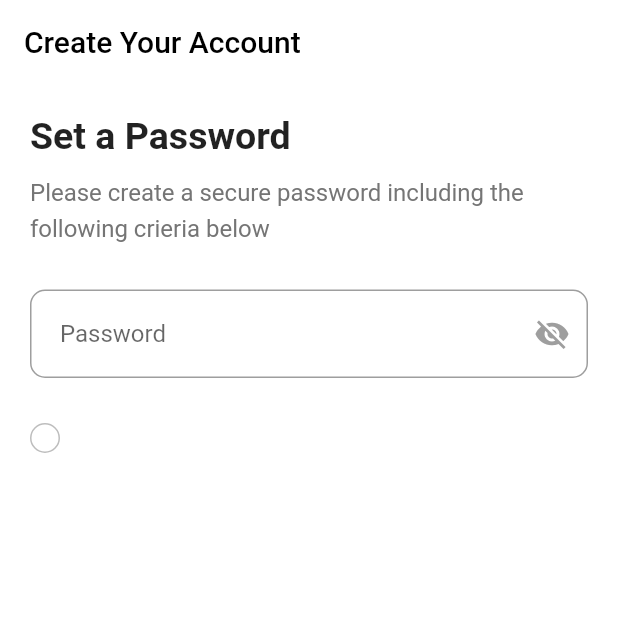
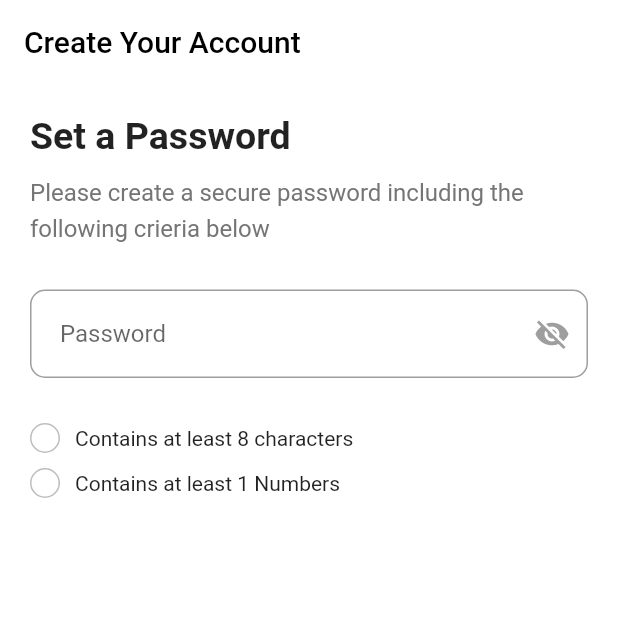
Before and after one commit to Danushan99/Password_Validation, a Flutter app: the screen it shows after launch, on a phone screen of 412 x 824 dp, the top half of it. Run offline on Flutter 3.47's test engine with Material 2 defaults, Android fonts, the phone set to English and light mode, and no system bars.

Commit message:
add text

```diff
--- a/lib/main.dart
+++ b/lib/main.dart
@@ -101,12 +101,49 @@ class _HomePageState extends State<HomePage> {
                       border: Border.all(color: Colors.grey.shade400),
                       borderRadius: BorderRadius.circular(50),
                     ),
-                )
-              ],
-            )
+                    child: Center(
+                      child: Icon(
+                        Icons.check,
+                        color: Colors.white,
+                        size: 15,
+                      ),
+                    ),
+                  ),
+                  SizedBox(
+                    width: 10,
+                  ),
+                  Text("Contains at least 8 characters"),
                 ],
               ),
+              SizedBox(
+                height: 10,
               ),
-    );
+              Row(
+                children: [
+                  AnimatedContainer(
+                    duration: Duration(microseconds: 500),
+                    width: 20,
+                    height: 20,
+                    decoration: BoxDecoration(
+                      border: Border.all(color: Colors.grey.shade400),
+                      borderRadius: BorderRadius.circular(50),
+                    ),
+                    child: Center(
+                      child: Icon(
+                        Icons.check,
+                        color: Colors.white,
+                        size: 15,
+                      ),
+                    ),
+                  ),
+                  SizedBox(
+                    width: 10,
+                  ),
+                  Text("Contains at least 1 Numbers"),
+                ],
+              ),
+            ],
+          ),
+        ));
   }
 }
```
Lines whose indentation alone changed are shown as unchanged.
